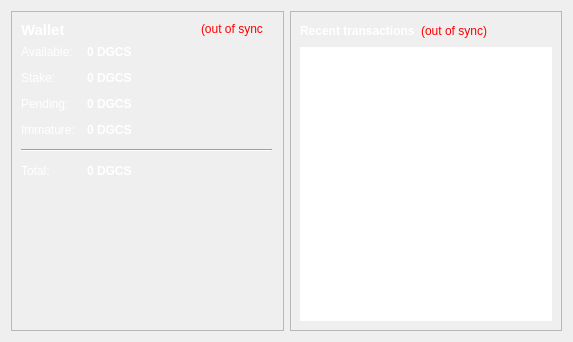
intristin/digitalcredits, file src/qt/forms/overviewpage.ui: the form before one commit.
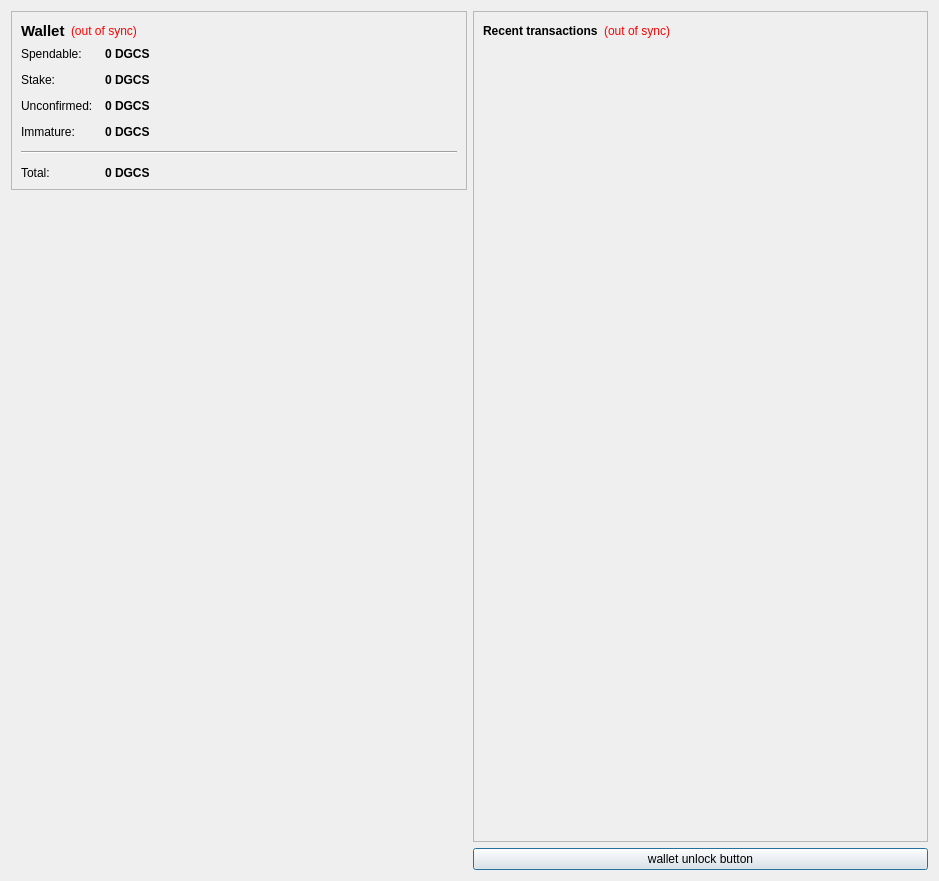
The form after the commit. Icons and pictures are not drawn.

Commit message: Qt Wallet update

The edit to the form file:
```diff
--- a/src/qt/forms/overviewpage.ui
+++ b/src/qt/forms/overviewpage.ui
@@ -6,17 +6,14 @@
    <rect>
     <x>0</x>
     <y>0</y>
-    <width>573</width>
-    <height>342</height>
+    <width>939</width>
+    <height>881</height>
    </rect>
   </property>
   <property name="windowTitle">
    <string>Form</string>
   </property>
-  <property name="styleSheet">
-   <string notr="true">color: rgb(255, 255, 255);</string>
-  </property>
-  <layout class="QHBoxLayout" name="horizontalLayout" stretch="1,1">
+  <layout class="QHBoxLayout" name="horizontalLayout" stretch="0,0">
    <item>
     <layout class="QVBoxLayout" name="verticalLayout_2">
      <item>
@@ -27,15 +24,55 @@
        <property name="frameShadow">
         <enum>QFrame::Raised</enum>
        </property>
-       <widget class="QWidget" name="layoutWidget">
-        <property name="geometry">
-         <rect>
-          <x>10</x>
-          <y>34</y>
-          <width>251</width>
-          <height>213</height>
-         </rect>
-        </property>
+       <layout class="QVBoxLayout" name="verticalLayout_4">
+        <item>
+         <layout class="QHBoxLayout" name="horizontalLayout_4">
+          <item>
+           <widget class="QLabel" name="label_5">
+            <property name="font">
+             <font>
+              <pointsize>11</pointsize>
+              <weight>75</weight>
+              <bold>true</bold>
+             </font>
+            </property>
+            <property name="text">
+             <string>Wallet</string>
+            </property>
+           </widget>
+          </item>
+          <item>
+           <widget class="QLabel" name="labelWalletStatus">
+            <property name="toolTip">
+             <string>The displayed information may be out of date. Your wallet automatically synchronizes with the DigitalCredits network after a connection is established, but this process has not completed yet.</string>
+            </property>
+            <property name="styleSheet">
+             <string notr="true">QLabel { color: red; }</string>
+            </property>
+            <property name="text">
+             <string notr="true">(out of sync)</string>
+            </property>
+            <property name="alignment">
+             <set>Qt::AlignLeading|Qt::AlignLeft|Qt::AlignVCenter</set>
+            </property>
+           </widget>
+          </item>
+          <item>
+           <spacer name="horizontalSpacer_2">
+            <property name="orientation">
+             <enum>Qt::Horizontal</enum>
+            </property>
+            <property name="sizeHint" stdset="0">
+             <size>
+              <width>40</width>
+              <height>20</height>
+             </size>
+            </property>
+           </spacer>
+          </item>
+         </layout>
+        </item>
+        <item>
         <layout class="QFormLayout" name="formLayout_2">
          <property name="fieldGrowthPolicy">
           <enum>QFormLayout::AllNonFixedFieldsGrow</enum>
@@ -49,7 +86,7 @@
          <item row="0" column="0">
           <widget class="QLabel" name="label">
            <property name="text">
-            <string>Available:</string>
+             <string>Spendable:</string>
            </property>
           </widget>
          </item>
@@ -75,14 +112,14 @@
            </property>
           </widget>
          </item>
-         <item row="2" column="0">
+          <item row="1" column="0">
           <widget class="QLabel" name="label_6">
            <property name="text">
             <string>Stake:</string>
            </property>
           </widget>
          </item>
-         <item row="2" column="1">
+          <item row="1" column="1">
           <widget class="QLabel" name="labelStake">
            <property name="font">
             <font>
@@ -104,14 +141,14 @@
            </property>
           </widget>
          </item>
-         <item row="3" column="0">
+          <item row="2" column="0">
           <widget class="QLabel" name="label_3">
            <property name="text">
-            <string>Pending:</string>
+             <string>Unconfirmed:</string>
            </property>
           </widget>
          </item>
-         <item row="3" column="1">
+          <item row="2" column="1">
           <widget class="QLabel" name="labelUnconfirmed">
            <property name="font">
             <font>
@@ -133,14 +170,14 @@
            </property>
           </widget>
          </item>
-         <item row="4" column="0">
+          <item row="3" column="0">
           <widget class="QLabel" name="labelImmatureText">
            <property name="text">
             <string>Immature:</string>
            </property>
           </widget>
          </item>
-         <item row="4" column="1">
+          <item row="3" column="1">
           <widget class="QLabel" name="labelImmature">
            <property name="font">
             <font>
@@ -159,21 +196,21 @@
            </property>
           </widget>
          </item>
-         <item row="5" column="0" colspan="2">
+          <item row="4" column="0" colspan="2">
           <widget class="Line" name="line">
            <property name="orientation">
             <enum>Qt::Horizontal</enum>
            </property>
           </widget>
          </item>
-         <item row="6" column="0">
+          <item row="5" column="0">
           <widget class="QLabel" name="labelTotalText">
            <property name="text">
             <string>Total:</string>
            </property>
           </widget>
          </item>
-         <item row="6" column="1">
+          <item row="5" column="1">
           <widget class="QLabel" name="labelTotal">
            <property name="font">
             <font>
@@ -196,50 +233,48 @@
           </widget>
          </item>
         </layout>
-       </widget>
-       <widget class="QLabel" name="label_5">
-        <property name="geometry">
-         <rect>
-          <x>10</x>
-          <y>10</y>
-          <width>49</width>
-          <height>18</height>
-         </rect>
-        </property>
-        <property name="font">
-         <font>
-          <pointsize>11</pointsize>
-          <weight>75</weight>
-          <bold>true</bold>
-         </font>
-        </property>
+        </item>
+       </layout>
+      </widget>
+     </item>
+     <item>
+      <spacer name="verticalSpacer_4">
+       <property name="orientation">
+        <enum>Qt::Vertical</enum>
+       </property>
+       <property name="sizeHint" stdset="0">
+        <size>
+         <width>20</width>
+         <height>40</height>
+        </size>
+       </property>
+      </spacer>
+     </item>
+     <item>
+      <widget class="QLabel" name="label_2">
         <property name="text">
-         <string>Wallet</string>
-        </property>
-       </widget>
-       <widget class="QLabel" name="labelWalletStatus">
-        <property name="geometry">
-         <rect>
-          <x>190</x>
-          <y>10</y>
-          <width>62</width>
-          <height>16</height>
-         </rect>
-        </property>
-        <property name="toolTip">
-         <string>The displayed information may be out of date. Your wallet automatically synchronizes with the DigitalCredits network after a connection is established, but this process has not completed yet.</string>
-        </property>
-        <property name="styleSheet">
-         <string notr="true">QLabel { color: red; }</string>
-        </property>
-        <property name="text">
-         <string notr="true">(out of sync)</string>
+        <string/>
+       </property>
+       <property name="pixmap">
+        <pixmap resource="../bitcoin.qrc">:/images/Wallet_Logo</pixmap>
         </property>
         <property name="alignment">
-         <set>Qt::AlignLeading|Qt::AlignLeft|Qt::AlignVCenter</set>
-        </property>
-       </widget>
-      </widget>
+        <set>Qt::AlignCenter</set>
+       </property>
+      </widget>
+     </item>
+     <item>
+      <spacer name="verticalSpacer">
+       <property name="orientation">
+        <enum>Qt::Vertical</enum>
+       </property>
+       <property name="sizeHint" stdset="0">
+        <size>
+         <width>20</width>
+         <height>40</height>
+        </size>
+       </property>
+      </spacer>
      </item>
     </layout>
    </item>
@@ -258,9 +293,6 @@
          <layout class="QHBoxLayout" name="horizontalLayout_2">
           <item>
            <widget class="QLabel" name="label_4">
-            <property name="styleSheet">
-             <string notr="true">color: rgb(255, 255, 255);</string>
-            </property>
             <property name="text">
              <string>&lt;b&gt;Recent transactions&lt;/b&gt;</string>
             </property>
@@ -300,8 +332,7 @@
         <item>
          <widget class="QListView" name="listTransactions">
           <property name="styleSheet">
-           <string notr="true">QListView { background: transparent; }
-color: rgb(255, 255, 255);</string>
+           <string notr="true">QListView { background: transparent; }</string>
           </property>
           <property name="frameShape">
            <enum>QFrame::NoFrame</enum>
@@ -320,6 +351,40 @@
        </layout>
       </widget>
      </item>
+     <item>
+      <widget class="QPushButton" name="unlockWalletButton">
+       <property name="sizePolicy">
+        <sizepolicy hsizetype="Minimum" vsizetype="Fixed">
+         <horstretch>0</horstretch>
+         <verstretch>0</verstretch>
+        </sizepolicy>
+       </property>
+       <property name="maximumSize">
+        <size>
+         <width>16777214</width>
+         <height>16777214</height>
+        </size>
+       </property>
+       <property name="toolTip">
+        <string/>
+       </property>
+       <property name="text">
+        <string>wallet unlock button</string>
+       </property>
+       <property name="checkable">
+        <bool>false</bool>
+       </property>
+       <property name="autoDefault">
+        <bool>false</bool>
+       </property>
+       <property name="default">
+        <bool>true</bool>
+       </property>
+       <property name="flat">
+        <bool>false</bool>
+       </property>
+      </widget>
+     </item>
     </layout>
    </item>
   </layout>
```
Left out of the diff: 4 changed lines with no effect on the pictures. Lines whose indentation alone changed are shown as unchanged. The commit also changes 268 other files.
